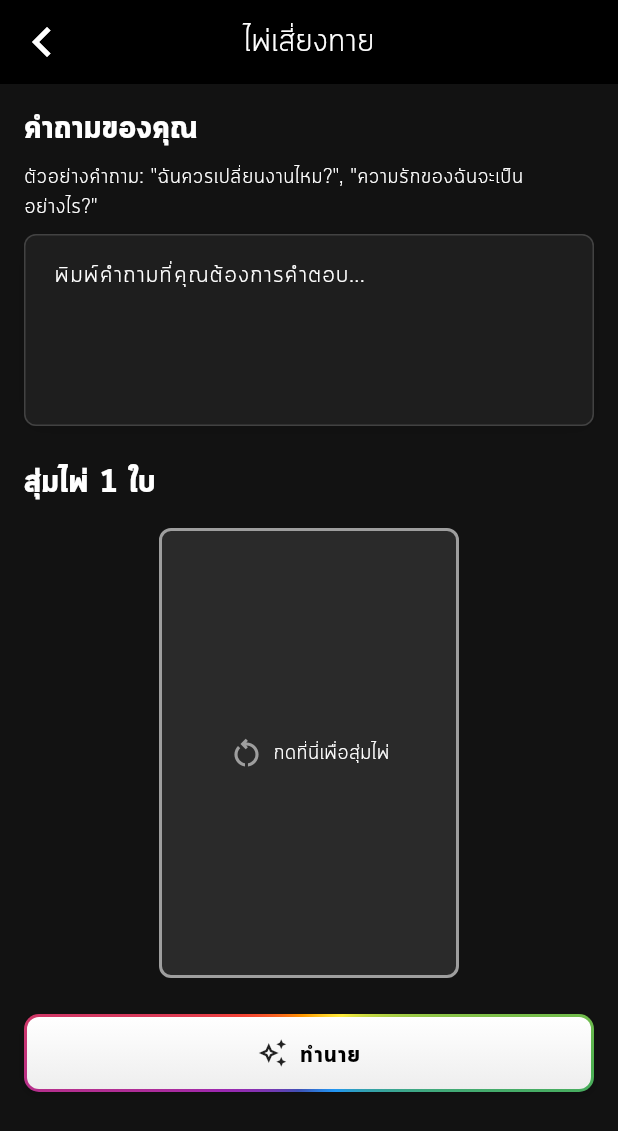
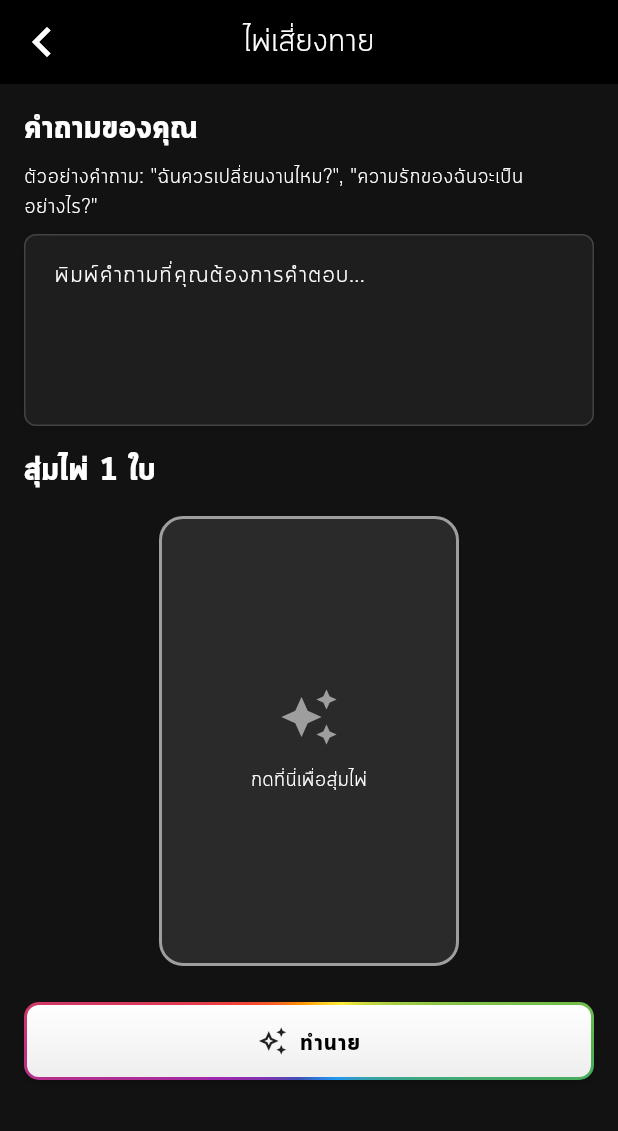
Before and after one commit to nopparatma/flutter_vynthra, a Flutter app: the CardFortunePage widget shown alone on an empty page, opened directly, after a tap on "กดที่นี่เพื่อสุ่มไพ่", on a phone screen of 412 x 824 dp. Shown: the top 1131 px of the screen. Run offline on Flutter 3.47's test engine with Material 3 defaults, Android fonts, the phone set to English and light mode, and no system bars; our stand-ins replace expandable, flutter_expandable_fab, flutter_sticky_header, flutter_widget_from_html_core, get, google_generative_ai and 2 more; missing offline and left inert: mongo_dart.

Commit message:
edit card fortune

```diff
--- a/lib/modules/card_fortune/card_fortune.dart
+++ b/lib/modules/card_fortune/card_fortune.dart
@@ -3,6 +3,7 @@ import 'package:flutter/material.dart';
 import 'package:vynthra/app/app_controller.dart';
 import 'package:vynthra/app/app_theme.dart';
 import 'package:vynthra/models/card_model.dart';
+import 'package:vynthra/widget/card_shuffle_animation.dart';
 import 'package:vynthra/widget/common_layout.dart';
 import 'package:vynthra/widget/rainbow_border_button.dart';
 import 'package:get/get.dart';
@@ -14,23 +15,20 @@ class CardFortunePage extends StatefulWidget {
   State<CardFortunePage> createState() => _CardFortunePageState();
 }
 
-class _CardFortunePageState extends State<CardFortunePage> {
+class _CardFortunePageState extends State<CardFortunePage> with TickerProviderStateMixin {
   final AppController appController = Get.find<AppController>();
   final ScrollController scrollController = ScrollController();
   final FocusNode textFocusNode = FocusNode();
   final TextEditingController textController = TextEditingController();
 
   CardModel? selectedCard;
-
-  @override
-  void initState() {
-    super.initState();
-  }
+  bool isAnimating = false;
 
   @override
   void dispose() {
     textController.dispose();
     textFocusNode.dispose();
+    scrollController.dispose();
     super.dispose();
   }
 
@@ -41,13 +39,24 @@ class _CardFortunePageState extends State<CardFortunePage> {
   }
 
   void _randomizeCard() {
-    if (appController.cards.isNotEmpty) {
-      final random = Random();
-      final randomIndex = random.nextInt(appController.cards.length);
-      setState(() {
-        selectedCard = appController.cards[randomIndex];
-      });
-    }
+    if (appController.cards.isEmpty || isAnimating) return;
+
+    setState(() {
+      isAnimating = true;
+      selectedCard = null; // Hide the current card during animation
+    });
+  }
+
+  // จะถูกเรียกเมื่อแอนิเมชันเสร็จสิ้น
+  void _onAnimationComplete() {
+    // เลือกไพ่สุ่ม
+    final random = Random();
+    final randomIndex = random.nextInt(appController.cards.length);
+
+    setState(() {
+      selectedCard = appController.cards[randomIndex];
+      isAnimating = false;
+    });
   }
 
   void _predictFortune() {
@@ -62,6 +71,9 @@ class _CardFortunePageState extends State<CardFortunePage> {
       );
       return;
     }
+
+    // ตรงนี้คุณสามารถทำการทำนายได้
+    // ...
   }
 
   @override
@@ -89,11 +101,14 @@ class _CardFortunePageState extends State<CardFortunePage> {
                 child: Column(
                   crossAxisAlignment: CrossAxisAlignment.stretch,
                   children: [
+                    // ส่วนกรอกคำถาม
                     QuestionInputSection(
                       textController: textController,
                       textFocusNode: textFocusNode,
                     ),
-                    const SizedBox(height: 24),
+                    const SizedBox(height: 16),
+
+                    // ส่วนแสดงไพ่
                     Column(
                       crossAxisAlignment: CrossAxisAlignment.start,
                       children: [
@@ -102,57 +117,34 @@ class _CardFortunePageState extends State<CardFortunePage> {
                           style: Theme.of(context).textTheme.titleLarge?.copyWith(fontWeight: FontWeight.bold),
                         ),
                         const SizedBox(height: 16),
+
+                        // พื้นที่ตรงกลางสำหรับการแสดงไพ่หรือการสุ่ม
                         Center(
                           child: GestureDetector(
-                            onTap: _randomizeCard,
+                            onTap: isAnimating ? null : _randomizeCard,
                             child: Container(
                               width: 200,
                               height: 300,
                               decoration: BoxDecoration(
-                                color: selectedCard != null ? Colors.transparent : Colors.white.withOpacity(0.1),
-                                borderRadius: BorderRadius.circular(8),
+                                color: isAnimating ? null : Colors.white.withOpacity(0.1),
+                                borderRadius: BorderRadius.circular(16),
                                 border: Border.all(
-                                  color: selectedCard != null ? Colors.transparent : Colors.grey,
+                                  color: isAnimating || selectedCard != null ? Colors.transparent : Colors.grey,
                                   width: 2,
                                 ),
                               ),
-                              child: selectedCard != null
-                                  ? Column(
-                                      mainAxisAlignment: MainAxisAlignment.center,
-                                      children: [
-                                        Expanded(
-                                          child: Image.network(
-                                            selectedCard!.imageUrl,
-                                            fit: BoxFit.contain,
-                                            errorBuilder: (context, error, stackTrace) {
-                                              return const Icon(
-                                                Icons.auto_awesome,
-                                                size: 40,
-                                                color: Colors.amber,
-                                              );
-                                            },
-                                          ),
-                                        )
-                                      ],
+                              // ใช้ isAnimating เพื่อสลับระหว่างการแสดงปกติและแอนิเมชัน
+                              child: isAnimating
+                                  ? CardShuffleAnimation(
+                                      isAnimating: isAnimating,
+                                      onAnimationComplete: _onAnimationComplete,
                                     )
-                                  : Row(
-                                      mainAxisAlignment: MainAxisAlignment.center,
-                                      children: [
-                                        Icon(
-                                          Icons.restart_alt_outlined,
-                                          color: Colors.grey,
-                                        ),
-                                        SizedBox(width: 6),
-                                        Text(
-                                          'กดที่นี่เพื่อสุ่มไพ่',
-                                          style: Theme.of(context).textTheme.labelLarge,
-                                        )
-                                      ],
-                                    ),
+                                  : _buildCardDisplay(),
                             ),
                           ),
                         ),
-                        if (selectedCard != null) ...[
+
+                        if (selectedCard != null && !isAnimating) ...[
                           const SizedBox(height: 16),
                           Center(
                             child: TextButton.icon(
@@ -170,7 +162,10 @@ class _CardFortunePageState extends State<CardFortunePage> {
                         ],
                       ],
                     ),
+
                     const SizedBox(height: 24),
+
+                    // ปุ่มทำนาย
                     RainbowBorderButton(
                       title: 'ทำนาย',
                       icon: Icons.auto_awesome_outlined,
@@ -185,8 +180,49 @@ class _CardFortunePageState extends State<CardFortunePage> {
       ),
     );
   }
+
+  // Widget แสดงไพ่หรือข้อความให้กดสุ่ม
+  Widget _buildCardDisplay() {
+    if (selectedCard != null) {
+      return Column(
+        mainAxisAlignment: MainAxisAlignment.center,
+        children: [
+          Expanded(
+            child: Image.network(
+              selectedCard!.imageUrl,
+              fit: BoxFit.contain,
+              errorBuilder: (context, error, stackTrace) {
+                return const Icon(
+                  Icons.auto_awesome,
+                  size: 40,
+                  color: Colors.amber,
+                );
+              },
+            ),
+          )
+        ],
+      );
+    } else {
+      return Column(
+        mainAxisAlignment: MainAxisAlignment.center,
+        children: [
+          Icon(
+            Icons.auto_awesome,
+            color: Colors.grey,
+            size: 40,
+          ),
+          SizedBox(height: 12),
+          Text(
+            'กดที่นี่เพื่อสุ่มไพ่',
+            style: Theme.of(context).textTheme.labelLarge,
+          )
+        ],
+      );
+    }
+  }
 }
 
+// คลาสแยกสำหรับส่วนกรอกคำถาม
 class QuestionInputSection extends StatelessWidget {
   final TextEditingController textController;
   final FocusNode textFocusNode;
```
Also changed, not shown: lib/widget/card_shuffle_animation.dart (added, +424 -0 lines).
